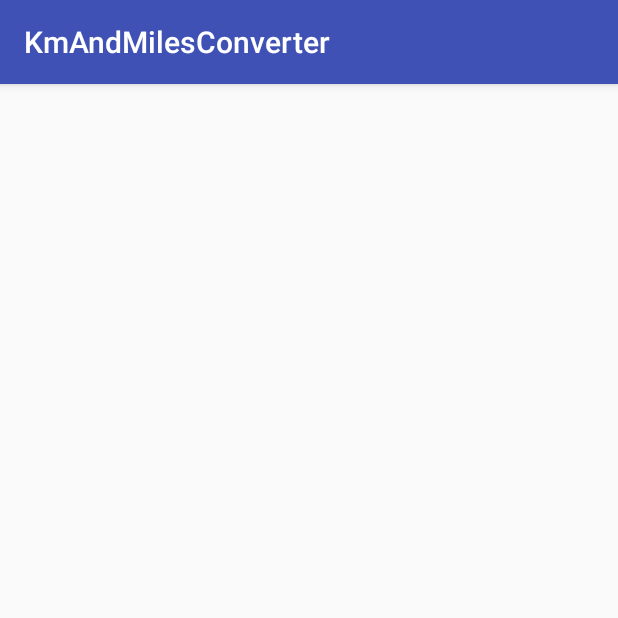
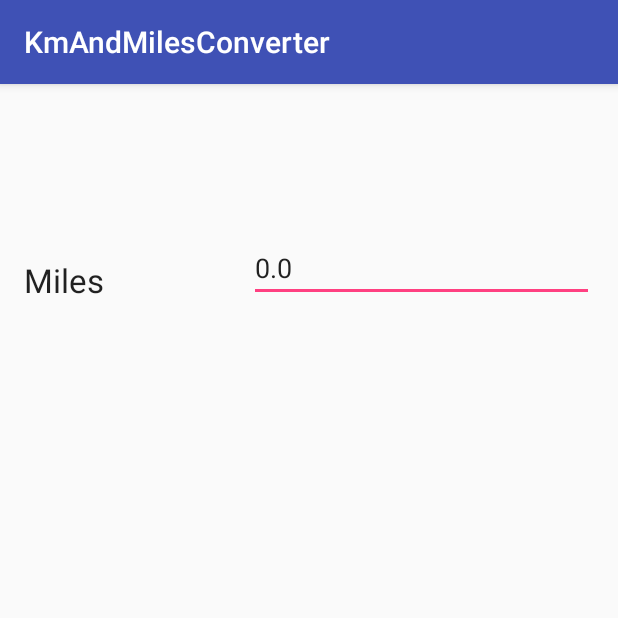
Before and after one commit to burakince/KmAndMilesConverter, an Android app: the screen it shows after launch (ConverterActivity), on a phone screen of 412 x 824 dp, the top half of it. Run offline under Robolectric (Android 15) with nearby library versions, the phone set to English and light mode, and no system bars.

Commit message:
ADDED: Select dialog added.

```diff
--- a/app/src/main/java/net/burakince/kmandmilesconverter/ConverterActivity.java
+++ b/app/src/main/java/net/burakince/kmandmilesconverter/ConverterActivity.java
@@ -1,13 +1,93 @@
 package net.burakince.kmandmilesconverter;
 
+import android.app.AlertDialog;
+import android.content.DialogInterface;
+import android.graphics.Paint;
 import android.support.v7.app.AppCompatActivity;
 import android.os.Bundle;
+import android.view.Gravity;
+import android.view.MotionEvent;
+import android.view.View;
+import android.widget.LinearLayout;
+import android.widget.NumberPicker;
+import android.widget.RelativeLayout;
+import android.widget.TextView;
 
-public class ConverterActivity extends AppCompatActivity {
+public class ConverterActivity extends AppCompatActivity implements View.OnTouchListener {
+
+    private TextView fromValue;
+    private AlertDialog alertDialog;
 
     @Override
     protected void onCreate(Bundle savedInstanceState) {
         super.onCreate(savedInstanceState);
         setContentView(R.layout.activity_converter);
+
+        fromValue = (TextView) findViewById(R.id.fromValue);
+
+        fromValue.setText("0.0");
+        fromValue.setOnTouchListener(this);
+
+        final LinearLayout linearLayout = new LinearLayout(ConverterActivity.this);
+        linearLayout.setOrientation(LinearLayout.HORIZONTAL);
+
+        final NumberPicker leftNumberPicker = new NumberPicker(ConverterActivity.this);
+        leftNumberPicker.setMaxValue(1000);
+        leftNumberPicker.setMinValue(0);
+
+        final TextView dotLabel = new TextView(ConverterActivity.this);
+        dotLabel.setText(".");
+        dotLabel.setTextSize(40);
+
+        final NumberPicker rightNumberPicker = new NumberPicker(ConverterActivity.this);
+        rightNumberPicker.setMaxValue(100);
+        rightNumberPicker.setMinValue(0);
+
+        final LinearLayout.LayoutParams params = new LinearLayout.LayoutParams(50, 50);
+        params.gravity = Gravity.CENTER;
+
+        final LinearLayout.LayoutParams leftNumPicerParams = new LinearLayout.LayoutParams(LinearLayout.LayoutParams.WRAP_CONTENT, LinearLayout.LayoutParams.WRAP_CONTENT);
+        leftNumPicerParams.weight = 1;
+
+        final LinearLayout.LayoutParams dotLabelParams = new LinearLayout.LayoutParams(LinearLayout.LayoutParams.WRAP_CONTENT, LinearLayout.LayoutParams.WRAP_CONTENT);
+        dotLabelParams.setMargins(10, 180, 10, 0);
+        leftNumPicerParams.weight = 1;
+
+        final LinearLayout.LayoutParams rightNumPicerParams = new LinearLayout.LayoutParams(LinearLayout.LayoutParams.WRAP_CONTENT, LinearLayout.LayoutParams.WRAP_CONTENT);
+        rightNumPicerParams.weight = 1;
+
+        linearLayout.setLayoutParams(params);
+        linearLayout.addView(leftNumberPicker, leftNumPicerParams);
+        linearLayout.addView(dotLabel, dotLabelParams);
+        linearLayout.addView(rightNumberPicker, rightNumPicerParams);
+
+        final AlertDialog.Builder alertDialogBuilder = new AlertDialog.Builder(ConverterActivity.this);
+        alertDialogBuilder.setTitle("Select the number");
+        alertDialogBuilder.setView(linearLayout);
+        alertDialogBuilder
+                .setCancelable(false)
+                .setPositiveButton("Ok", new DialogInterface.OnClickListener() {
+                            public void onClick(DialogInterface dialog, int id) {
+                                fromValue.setText(String.valueOf(leftNumberPicker.getValue()) + "." + String.valueOf(rightNumberPicker.getValue()));
+                            }
+                        })
+                .setNegativeButton("Cancel", new DialogInterface.OnClickListener() {
+                            public void onClick(DialogInterface dialog, int id) {
+                                dialog.cancel();
+                            }
+                        });
+
+        alertDialog = alertDialogBuilder.create();
     }
+
+    @Override
+    public boolean onTouch(View v, MotionEvent event) {
+        if (event.getActionMasked() == MotionEvent.ACTION_UP) {
+            return true;
+        }
+
+        alertDialog.show();
+        return true;
+    }
+
 }
--- a/app/src/main/res/layout/activity_converter.xml
+++ b/app/src/main/res/layout/activity_converter.xml
@@ -9,4 +9,25 @@
     android:paddingTop="@dimen/activity_vertical_margin"
     tools:context="net.burakince.kmandmilesconverter.ConverterActivity">
 
+    <TextView
+        android:layout_width="wrap_content"
+        android:layout_height="wrap_content"
+        android:textAppearance="?android:attr/textAppearanceLarge"
+        android:text="Miles"
+        android:id="@+id/fromLabel"
+        android:layout_alignParentTop="true"
+        android:layout_alignParentLeft="true"
+        android:layout_alignParentStart="true"
+        android:layout_marginTop="100dp"
+        android:minWidth="150dp" />
+
+    <EditText
+        android:layout_width="fill_parent"
+        android:layout_height="wrap_content"
+        android:id="@+id/fromValue"
+        android:layout_alignBottom="@+id/fromLabel"
+        android:layout_toRightOf="@+id/fromLabel"
+        android:layout_toEndOf="@+id/fromLabel"
+        android:clickable="true" />
+
 </RelativeLayout>
```
